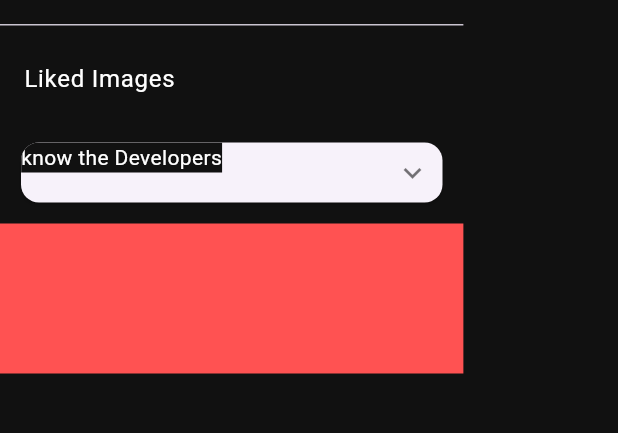
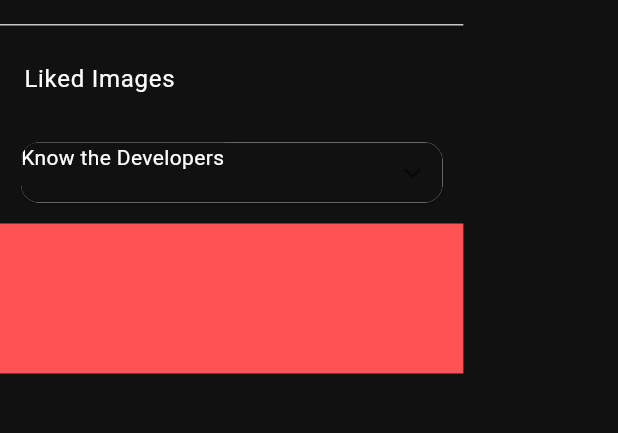
Before and after one commit to vihanagarwal18/walls, a Flutter app: the screen it shows after launch, after a tap on the "menu" icon, on a phone screen of 412 x 824 dp, the part 216-649 px from its top. Run offline on Flutter 3.47's test engine with Material 3 defaults, Android fonts, the phone set to English and light mode, and no system bars; drawn by our look-alikes of expandable, flutter_advanced_drawer; our stand-ins replace animated_text_kit, cached_network_image, dio, firebase_core, firebase_messaging, firebase_storage and 7 more; missing offline and left inert: async_wallpaper, floating_snackbar; accounts and stored records are empty; network calls fail; statements that could not run were skipped.

Commit message:
url working

```diff
--- a/lib/homepage.dart
+++ b/lib/homepage.dart
@@ -81,6 +81,8 @@ class _HomepageState extends State<Homepage> {
                   padding: EdgeInsets.all(10.0),
                   child: Card(
                     clipBehavior: Clip.antiAlias,
+                    child: Container(
+                      color: Color.fromARGB(255, 17, 17, 17),
                       child: Column(
                         children: <Widget>[
                           ScrollOnExpand(
@@ -89,7 +91,7 @@ class _HomepageState extends State<Homepage> {
                             scrollOnCollapse: false,
                             child:ExpandablePanel(
                               header: Text(
-                                'know the Developers',
+                                  'Know the Developers',
                                   style:TextStyle(
                                     color: Colors.white,
                                     backgroundColor:Color.fromARGB(255, 17, 17, 17),
@@ -132,6 +134,7 @@ class _HomepageState extends State<Homepage> {
                             ) ,
                           ),
                         ],
+                      ),
                     ),
                   ),
                 ),
```
Lines whose indentation alone changed are shown as unchanged.
